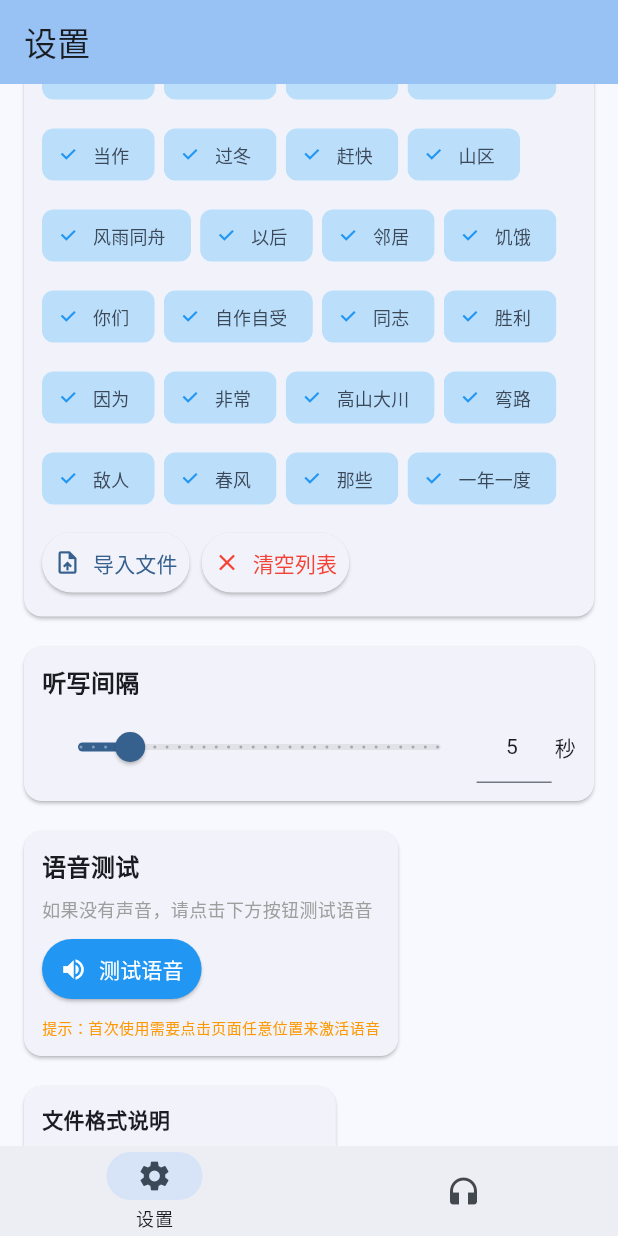
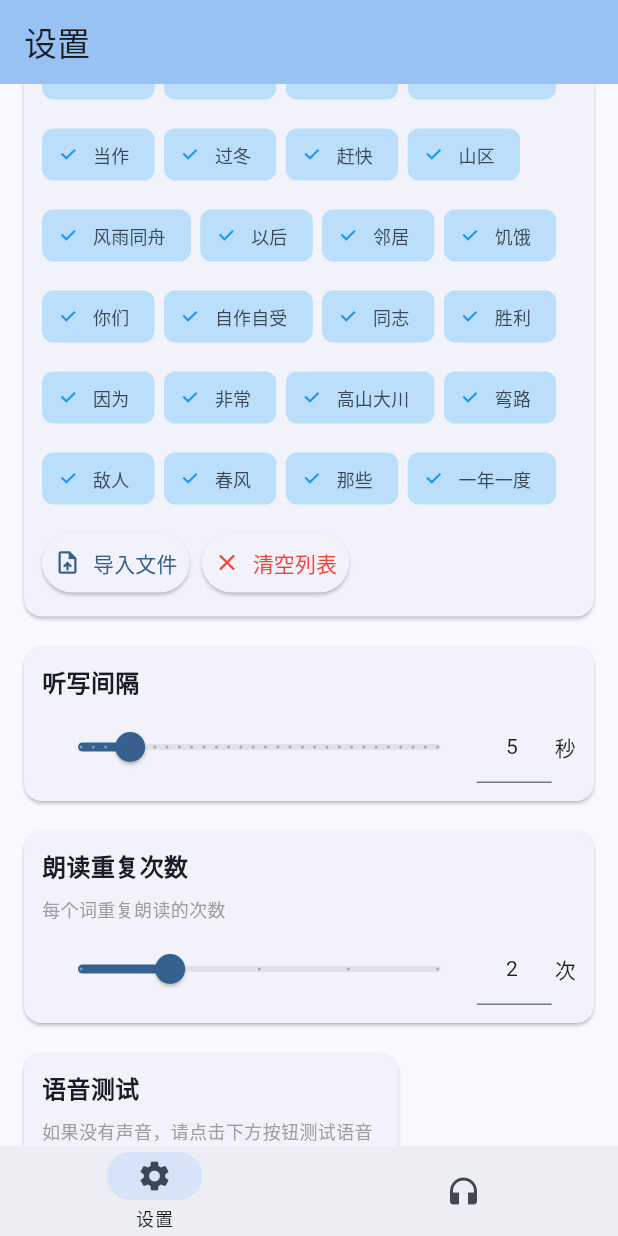
Before and after one commit to Momenttt/dictation_app, a Flutter app: the screen it shows after launch, scrolled down 1152 dp, on a phone screen of 412 x 824 dp. Run offline on Flutter 3.47's test engine with Material 3 defaults, Android fonts, the phone set to English and light mode, and no system bars; our stand-ins replace file_picker, flutter_tts; missing offline and left inert: dart:js_interop.

Commit message:
feat: 添加朗读重复次数设置并迁移到 dart:js_interop
- 将 edge_tts.dart 从已弃用的 dart:js 迁移到 dart:js_interop
- 新增设置项：朗读重复次数（默认2次，范围1-5次）
- 每个词读完倒计时结束后，根据设置重复朗读，再进入下一词
- 修复 Flutter analyze 报告的 deprecated API 警告

```diff
--- a/dictation_app/lib/main.dart
+++ b/dictation_app/lib/main.dart
@@ -42,6 +42,7 @@ class _MainScreenState extends State<MainScreen> {
   final List<String> _words = [];
   final Set<String> _selectedWords = {};
   double _interval = 5.0;
+  int _repeatCount = 2;
 
   @override
   void initState() {
@@ -64,6 +65,7 @@ class _MainScreenState extends State<MainScreen> {
             words: _words,
             selectedWords: _selectedWords,
             interval: _interval,
+            repeatCount: _repeatCount,
             onWordsChanged: (newWords) {
               setState(() {
                 _words.clear();
@@ -79,11 +81,13 @@ class _MainScreenState extends State<MainScreen> {
               });
             },
             onIntervalChanged: (newInterval) => setState(() => _interval = newInterval),
+            onRepeatCountChanged: (count) => setState(() => _repeatCount = count),
           ),
           DictationScreen(
             words: _words,
             selectedWords: _selectedWords,
             interval: _interval,
+            repeatCount: _repeatCount,
           ),
         ],
       ),
@@ -108,18 +112,22 @@ class SettingsScreen extends StatefulWidget {
   final List<String> words;
   final Set<String> selectedWords;
   final double interval;
+  final int repeatCount;
   final Function(List<String>) onWordsChanged;
   final Function(Set<String>) onSelectedWordsChanged;
   final Function(double) onIntervalChanged;
+  final Function(int) onRepeatCountChanged;
 
   const SettingsScreen({
     super.key,
     required this.words,
     required this.selectedWords,
     required this.interval,
+    required this.repeatCount,
     required this.onWordsChanged,
     required this.onSelectedWordsChanged,
     required this.onIntervalChanged,
+    required this.onRepeatCountChanged,
   });
 
   @override
@@ -319,6 +327,56 @@ class _SettingsScreenState extends State<SettingsScreen> {
               ),
             ),
             SizedBox(height: isSmallScreen ? 12 : 16),
+            Card(
+              child: Padding(
+                padding: EdgeInsets.all(isSmallScreen ? 12.0 : 16.0),
+                child: Column(
+                  crossAxisAlignment: CrossAxisAlignment.start,
+                  children: [
+                    Text('朗读重复次数', style: TextStyle(fontSize: isSmallScreen ? 16 : 18, fontWeight: FontWeight.bold)),
+                    SizedBox(height: isSmallScreen ? 8 : 12),
+                    Text('每个词重复朗读的次数', style: TextStyle(fontSize: isSmallScreen ? 12 : 14, color: Colors.grey)),
+                    SizedBox(height: isSmallScreen ? 8 : 12),
+                    Row(
+                      children: [
+                        Expanded(
+                          child: Slider(
+                            value: widget.repeatCount.toDouble(),
+                            min: 1,
+                            max: 5,
+                            divisions: 4,
+                            label: '${widget.repeatCount}次',
+                            onChanged: (value) {
+                              widget.onRepeatCountChanged(value.toInt());
+                              setState(() {});
+                            },
+                          ),
+                        ),
+                        SizedBox(
+                          width: 50,
+                          child: TextField(
+                            keyboardType: TextInputType.number,
+                            textAlign: TextAlign.center,
+                            style: TextStyle(fontSize: isSmallScreen ? 14 : 16),
+                            controller: TextEditingController(text: widget.repeatCount.toString()),
+                            onSubmitted: (value) {
+                              final num = int.tryParse(value);
+                              if (num != null && num >= 1 && num <= 5) {
+                                widget.onRepeatCountChanged(num);
+                                setState(() {});
+                              }
+                            },
+                          ),
+                        ),
+                        SizedBox(width: isSmallScreen ? 2 : 4),
+                        const Text('次'),
+                      ],
+                    ),
+                  ],
+                ),
+              ),
+            ),
+            SizedBox(height: isSmallScreen ? 12 : 16),
             // 语音测试卡片
             Card(
               child: Padding(
@@ -466,12 +524,14 @@ class DictationScreen extends StatefulWidget {
   final List<String> words;
   final Set<String> selectedWords;
   final double interval;
+  final int repeatCount;
 
   const DictationScreen({
     super.key,
     required this.words,
     required this.selectedWords,
     required this.interval,
+    required this.repeatCount,
   });
 
   @override
@@ -486,6 +546,7 @@ class _DictationScreenState extends State<DictationScreen> {
   Timer? _timer;
   Timer? _progressTimer;
   int _remainingSeconds = 0;
+  int _currentRepeat = 1; // 当前重复次数
   bool get _useEdgeTTS => kIsWeb;
 
   // 获取实际的听写字词列表（只包含选中的）
@@ -527,7 +588,10 @@ class _DictationScreenState extends State<DictationScreen> {
 
   void _play() {
     if (_activeWords.isEmpty) return;
-    setState(() => _isPlaying = true);
+    setState(() {
+      _isPlaying = true;
+      _currentRepeat = 1;
+    });
     _showCurrentWord();
     _scheduleNext();
   }
@@ -557,9 +621,22 @@ class _DictationScreenState extends State<DictationScreen> {
     _timer = Timer(Duration(seconds: interval), () {
       _progressTimer?.cancel();
       if (_isPlaying && mounted) {
-        _next();
+        _afterInterval();
       }
     });
+  }
+
+  void _afterInterval() {
+    // 倒计时结束后，检查是否需要重复
+    if (_currentRepeat < widget.repeatCount) {
+      // 继续重复当前词
+      setState(() => _currentRepeat++);
+      _showCurrentWord();
+      _scheduleNext();
+    } else {
+      // 重复完成，进入下一个词
+      _moveToNextWord();
+    }
   }
 
   void _showCurrentWord() {
@@ -567,9 +644,12 @@ class _DictationScreenState extends State<DictationScreen> {
     _speak(_activeWords[_currentIndex]);
   }
 
-  void _next() {
+  void _moveToNextWord() {
     if (_currentIndex < _activeWords.length - 1) {
-      setState(() => _currentIndex++);
+      setState(() {
+        _currentIndex++;
+        _currentRepeat = 1;
+      });
       _showCurrentWord();
       if (_isPlaying) _scheduleNext();
     } else {
@@ -581,9 +661,24 @@ class _DictationScreenState extends State<DictationScreen> {
     }
   }
 
+  void _next() {
+    // 手动点击下一个按钮时，直接跳到下一个词
+    if (_currentIndex < _activeWords.length - 1) {
+      setState(() {
+        _currentIndex++;
+        _currentRepeat = 1;
+      });
+      _showCurrentWord();
+      if (_isPlaying) _scheduleNext();
+    }
+  }
+
   void _previous() {
     if (_currentIndex > 0) {
-      setState(() => _currentIndex--);
+      setState(() {
+        _currentIndex--;
+        _currentRepeat = 1;
+      });
       _showCurrentWord();
       if (_isPlaying) _scheduleNext();
     }
@@ -595,6 +690,7 @@ class _DictationScreenState extends State<DictationScreen> {
       _currentIndex = 0;
       _showWord = false;
       _remainingSeconds = 0;
+      _currentRepeat = 1;
     });
   }
 
```
Also changed, not shown: dictation_app/lib/edge_tts.dart (+10 -3 lines).
